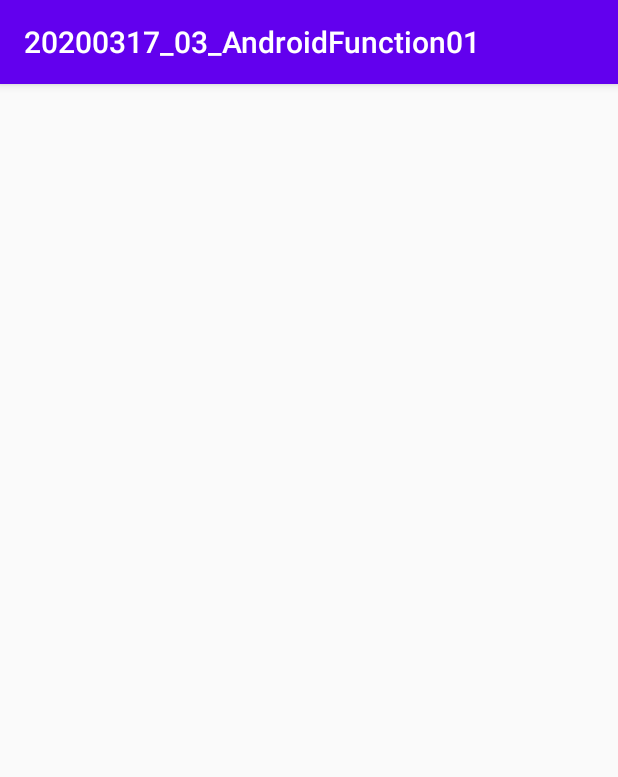
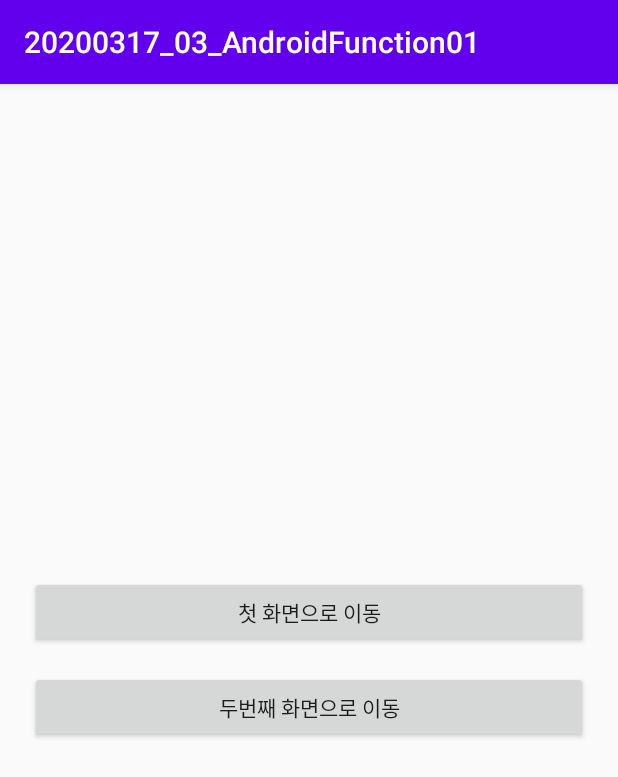
Before and after one commit to kbh3307/20200317_03_AndroidFunction01, an Android app: the screen it shows after launch (MainActivity), on a phone screen of 412 x 824 dp. Shown: the top 777 px of the screen. Run offline under Robolectric (Android 15) with nearby library versions, the phone set to English and light mode, and no system bars; our stand-ins replace data binding.

Commit message:
버튼 두개 생성 / 이벤트 처리 준비중

```diff
--- a/app/src/main/java/kr/co/tjoeun/a20200317_03_androidfunction01/MainActivity.java
+++ b/app/src/main/java/kr/co/tjoeun/a20200317_03_androidfunction01/MainActivity.java
@@ -5,6 +5,7 @@ import androidx.databinding.DataBindingUtil;
 
 import android.app.Activity;
 import android.os.Bundle;
+import android.view.View;
 
 import kr.co.tjoeun.a20200317_03_androidfunction01.databinding.ActivityMainBinding;
 
@@ -15,5 +16,19 @@ public class MainActivity extends AppCompatActivity {
     protected void onCreate(Bundle savedInstanceState) {
         super.onCreate(savedInstanceState);
         binding = DataBindingUtil.setContentView(this,R.layout.activity_main);
+
+        binding.goToFirstBtn.setOnClickListener(new View.OnClickListener() {
+            @Override
+            public void onClick(View v) {
+
+            }
+        });
+
+        binding.goToSecondBtn.setOnClickListener(new View.OnClickListener() {
+            @Override
+            public void onClick(View v) {
+
+            }
+        });
     }
 }
--- a/app/src/main/res/layout/activity_main.xml
+++ b/app/src/main/res/layout/activity_main.xml
@@ -6,8 +6,21 @@
         android:layout_width="match_parent"
         android:layout_height="match_parent"
         android:orientation="vertical"
+        android:padding="20dp"
+        android:gravity="center"
         tools:context=".MainActivity">
 
+        <Button
+            android:id="@+id/goToFirstBtn"
+            android:layout_width="match_parent"
+            android:layout_height="wrap_content"
+            android:text="첫 화면으로 이동" />
 
+        <Button
+            android:id="@+id/goToSecondBtn"
+            android:layout_marginTop="15dp"
+            android:layout_width="match_parent"
+            android:layout_height="wrap_content"
+            android:text="두번째 화면으로 이동" />
     </LinearLayout>
 </layout>
```
